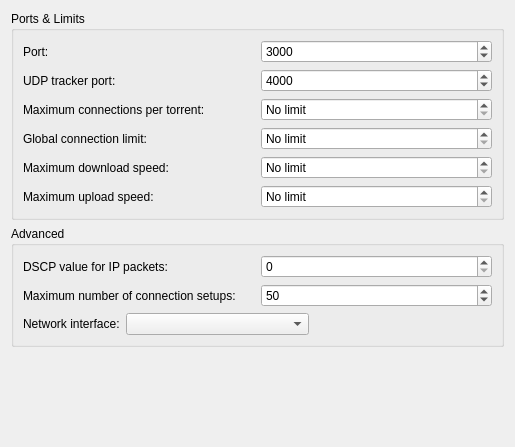
Above: ktorrent/networkpref.ui from KDE/ktorrent before the change. Below: the same form after it.
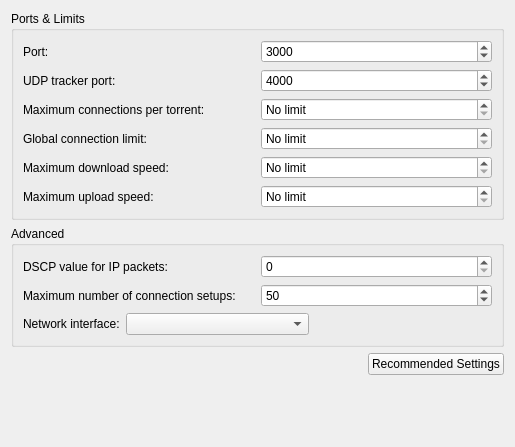
That is the form after the change.

Commit message: Added recommended settings dialog.

```diff
--- a/ktorrent/networkpref.ui
+++ b/ktorrent/networkpref.ui
@@ -9,7 +9,7 @@
     <height>447</height>
    </rect>
   </property>
-  <layout class="QVBoxLayout" >
+  <layout class="QVBoxLayout" name="verticalLayout" >
    <item>
     <widget class="QGroupBox" name="groupBox" >
      <property name="title" >
@@ -267,6 +267,33 @@
      </layout>
     </widget>
    </item>
+   <item>
+    <layout class="QHBoxLayout" name="horizontalLayout" >
+     <item>
+      <spacer name="horizontalSpacer" >
+       <property name="orientation" >
+        <enum>Qt::Horizontal</enum>
+       </property>
+       <property name="sizeHint" stdset="0" >
+        <size>
+         <width>40</width>
+         <height>20</height>
+        </size>
+       </property>
+      </spacer>
+     </item>
+     <item>
+      <widget class="QPushButton" name="m_recommended_settings" >
+       <property name="toolTip" >
+        <string>Let KTorrent calculate the recommended settings based upon the bandwidth you have available.</string>
+       </property>
+       <property name="text" >
+        <string>Recommended Settings</string>
+       </property>
+      </widget>
+     </item>
+    </layout>
+   </item>
    <item>
     <spacer>
      <property name="orientation" >
```
Left out of the diff: 4 changed lines with no effect on the pictures. The commit also changes 8 other files.
